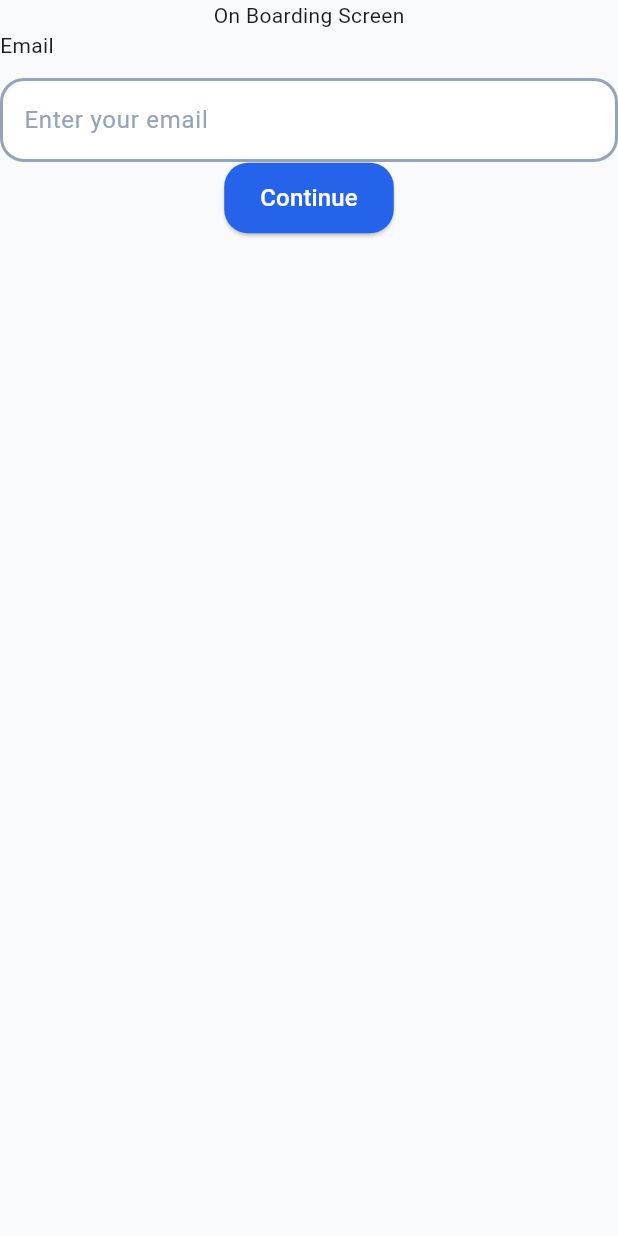
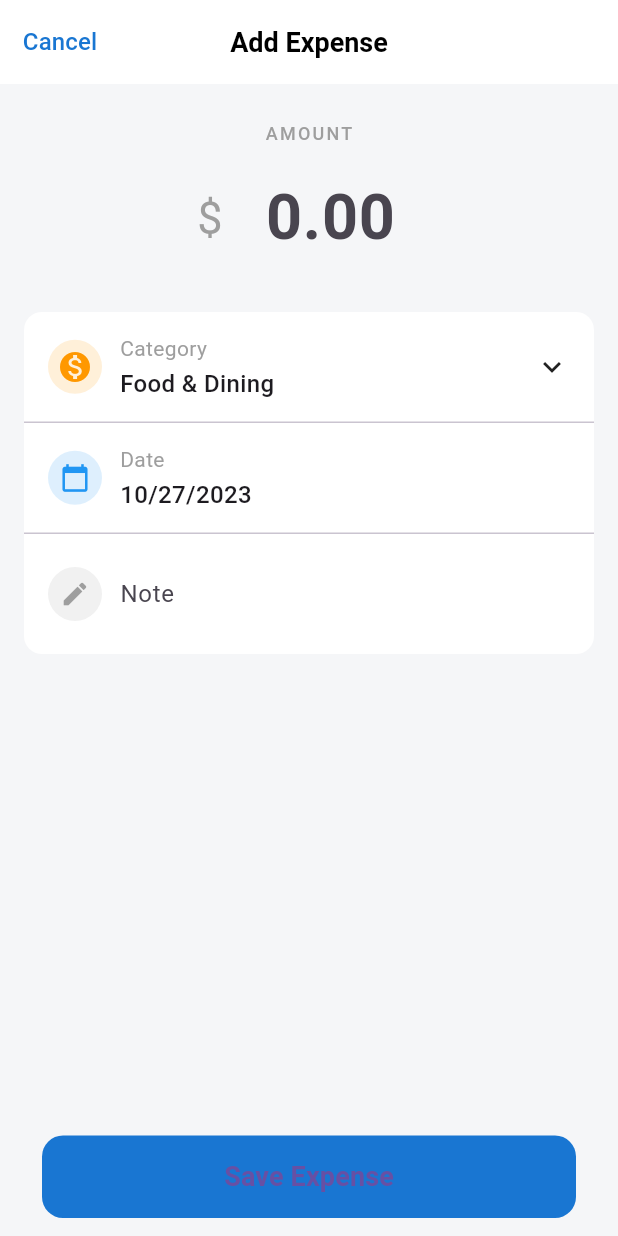
Before and after one commit to HotReloading/expify, a Flutter app: the screen it shows after launch, on a phone screen of 412 x 824 dp. Run offline on Flutter 3.47's test engine with Material 3 defaults, Android fonts, the phone set to English and light mode, and no system bars; our stand-ins replace go_router.

Commit message:
add expense

```diff
--- a/lib/core/navigation/app_navigation.dart
+++ b/lib/core/navigation/app_navigation.dart
@@ -1,6 +1,7 @@
 import 'package:go_router/go_router.dart';
+import '../../features/expense_management/screens/add_expenses.dart';
 import '../../features/on_boarding/screens/on_boarding.dart';
 
 GoRouter appRouter = GoRouter(
-  routes: [GoRoute(path: '/', builder: (context, state) => OnBoarding())],
+  routes: [GoRoute(path: '/', builder: (context, state) => AddExpenses())],
 );
--- /dev/null
+++ b/lib/features/expense_management/screens/add_expenses.dart
@@ -0,0 +1,329 @@
+import 'package:flutter/material.dart';
+
+class AddExpenses extends StatefulWidget {
+  const AddExpenses({Key? key}) : super(key: key);
+
+  @override
+  State<AddExpenses> createState() => _AddExpensesState();
+}
+
+class _AddExpensesState extends State<AddExpenses> {
+
+  final _formKey = GlobalKey<FormState>();
+  final TextEditingController amountController = TextEditingController();
+  final TextEditingController noteController = TextEditingController();
+
+  DateTime selectedDate = DateTime(2023,10,27);
+
+  Future<void> pickDate() async {
+    DateTime? picked = await showDatePicker(
+      context: context,
+      initialDate: selectedDate,
+      firstDate: DateTime(2022),
+      lastDate: DateTime(2030),
+    );
+
+    if(picked != null){
+      setState(() {
+        selectedDate = picked;
+      });
+    }
+  }
+
+  void saveExpense(){
+    if(_formKey.currentState!.validate()){
+      ScaffoldMessenger.of(context).showSnackBar(
+        const SnackBar(content: Text("Expense Saved"))
+      );
+    }
+  }
+
+  @override
+  Widget build(BuildContext context) {
+
+    return Scaffold(
+      backgroundColor: const Color(0xffF5F6F8),
+
+      appBar: AppBar(
+        elevation: 0,
+        backgroundColor: Colors.white,
+        centerTitle: true,
+
+        leadingWidth: 80,
+
+        leading: TextButton(
+          onPressed: (){
+            Navigator.pop(context);
+          },
+          child: const Text(
+            "Cancel",
+            style: TextStyle(
+              color: Color(0xff1976D2),
+              fontSize: 16,
+              fontWeight: FontWeight.w500,
+            ),
+          ),
+        ),
+
+        title: const Text(
+          "Add Expense",
+          style: TextStyle(
+            color: Colors.black,
+            fontSize: 18,
+            fontWeight: FontWeight.w600,
+          ),
+        ),
+      ),
+
+      body: Form(
+        key: _formKey,
+        child: Padding(
+          padding: const EdgeInsets.symmetric(horizontal:16),
+          child: Column(
+            children: [
+
+              const SizedBox(height: 24),
+
+              const Text(
+                "AMOUNT",
+                style: TextStyle(
+                  fontSize: 12,
+                  letterSpacing: 1.5,
+                  color: Colors.grey,
+                  fontWeight: FontWeight.w500,
+                ),
+              ),
+
+              const SizedBox(height: 8),
+
+              Row(
+                mainAxisAlignment: MainAxisAlignment.center,
+                children: [
+
+                  const Text(
+                    "\$",
+                    style: TextStyle(
+                      fontSize: 30,
+                      color: Colors.grey,
+                    ),
+                  ),
+
+                  const SizedBox(width: 12),
+
+                  SizedBox(
+                    width: 120,
+                    child: TextFormField(
+                      controller: amountController,
+                      textAlign: TextAlign.center,
+                      keyboardType: TextInputType.number,
+                      style: const TextStyle(
+                        fontSize: 42,
+                        fontWeight: FontWeight.w600,
+                        color: Color(0xff6C727F),
+                      ),
+                      decoration: const InputDecoration(
+                        hintText: "0.00",
+                        border: InputBorder.none,
+                      ),
+                      validator: (value){
+                        if(value == null || value.isEmpty){
+                          return "Enter amount";
+                        }
+                        return null;
+                      },
+                    ),
+                  )
+                ],
+              ),
+
+              const SizedBox(height: 24),
+
+
+              Container(
+                decoration: BoxDecoration(
+                  color: Colors.white,
+                  borderRadius: BorderRadius.circular(12),
+                ),
+
+                child: Column(
+                  children: [
+
+
+                    Padding(
+                      padding: const EdgeInsets.symmetric(
+                        horizontal:16,
+                        vertical:14,
+                      ),
+                      child: Row(
+                        children: [
+
+                          CircleAvatar(
+                            radius:18,
+                            backgroundColor: Colors.orange.withOpacity(.15),
+                            child: const Icon(
+                              Icons.monetization_on,
+                              color: Colors.orange,
+                            ),
+                          ),
+
+                          const SizedBox(width:12),
+
+                          const Expanded(
+                            child: Column(
+                              crossAxisAlignment: CrossAxisAlignment.start,
+                              children: [
+
+                                Text(
+                                  "Category",
+                                  style: TextStyle(
+                                    fontSize:14,
+                                    color: Colors.grey,
+                                  ),
+                                ),
+
+                                SizedBox(height:2),
+
+                                Text(
+                                  "Food & Dining",
+                                  style: TextStyle(
+                                    fontSize:16,
+                                    fontWeight: FontWeight.w500,
+                                  ),
+                                ),
+                              ],
+                            ),
+                          ),
+
+                          const Icon(Icons.keyboard_arrow_down)
+                        ],
+                      ),
+                    ),
+
+                    const Divider(height:1),
+
+
+                    GestureDetector(
+                      onTap: pickDate,
+                      child: Padding(
+                        padding: const EdgeInsets.symmetric(
+                          horizontal:16,
+                          vertical:14,
+                        ),
+                        child: Row(
+                          children: [
+
+                            CircleAvatar(
+                              radius:18,
+                              backgroundColor: Colors.blue.withOpacity(.15),
+                              child: const Icon(
+                                Icons.calendar_today,
+                                color: Colors.blue,
+                                size:20,
+                              ),
+                            ),
+
+                            const SizedBox(width:12),
+
+                            Expanded(
+                              child: Column(
+                                crossAxisAlignment: CrossAxisAlignment.start,
+                                children: [
+
+                                  const Text(
+                                    "Date",
+                                    style: TextStyle(
+                                      fontSize:14,
+                                      color: Colors.grey,
+                                    ),
+                                  ),
+
+                                  const SizedBox(height:2),
+
+                                  Text(
+                                    "${selectedDate.month}/${selectedDate.day}/${selectedDate.year}",
+                                    style: const TextStyle(
+                                      fontSize:16,
+                                      fontWeight: FontWeight.w500,
+                                    ),
+                                  ),
+                                ],
+                              ),
+                            ),
+                          ],
+                        ),
+                      ),
+                    ),
+
+                    const Divider(height:1),
+
+
+                    Padding(
+                      padding: const EdgeInsets.symmetric(
+                        horizontal:16,
+                        vertical:12,
+                      ),
+                      child: Row(
+                        children: [
+
+                          CircleAvatar(
+                            radius:18,
+                            backgroundColor: Colors.grey.withOpacity(.15),
+                            child: const Icon(
+                              Icons.edit,
+                              color: Colors.grey,
+                              size:20,
+                            ),
+                          ),
+
+                          const SizedBox(width:12),
+
+                          Expanded(
+                            child: TextFormField(
+                              controller: noteController,
+                              decoration: const InputDecoration(
+                                labelText: "Note",
+                                hintText: "Add an optional note...",
+                                border: InputBorder.none,
+                              ),
+                            ),
+                          )
+                        ],
+                      ),
+                    ),
+                  ],
+                ),
+              ),
+
+              const Spacer(),
+
+              Padding(
+                padding: const EdgeInsets.all(12),
+                child: SizedBox(
+                  width: double.infinity,
+                  height:55,
+                  child: ElevatedButton(
+                    onPressed: saveExpense,
+                    style: ElevatedButton.styleFrom(
+                      backgroundColor: const Color(0xff1976D2),
+                      shape: RoundedRectangleBorder(
+                        borderRadius: BorderRadius.circular(14),
+                      ),
+                      elevation: 0,
+                    ),
+                    child: const Text(
+                      "Save Expense",
+                      style: TextStyle(
+                        fontSize: 18,
+                        fontWeight: FontWeight.w600,
+                      ),
+                    ),
+                  ),
+                ),
+              )
+            ],
+          ),
+        ),
+      ),
+    );
+  }
+}
```
